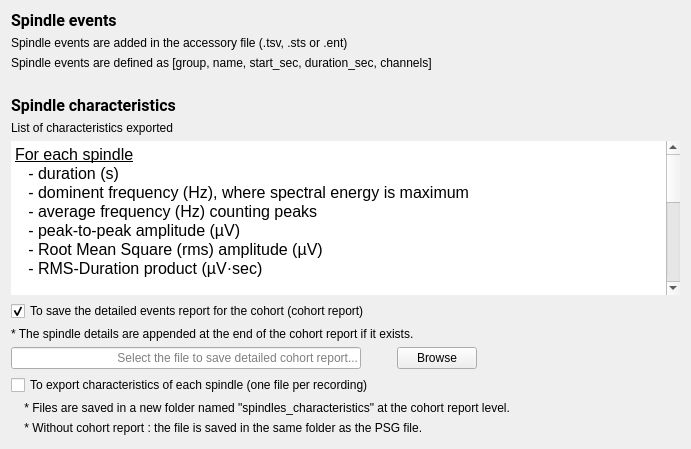
SnoozToolbox/snooz-package-ceams, file tools/CEAMSTools/SpindleDetectionMartin/OutputFilesStep/Ui_OutputFilesStep.ui: the form before one commit.
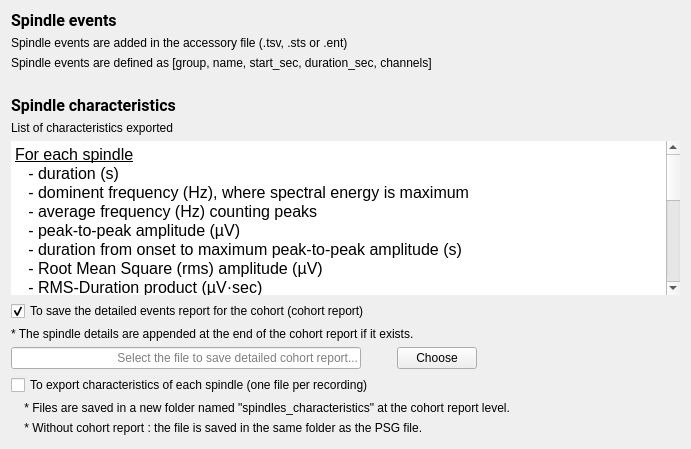
The form after the commit.

Commit message: Add peak-to-peak amplitude onset duration characteristic to spindle report.

What changed in the file:
```diff
--- a/tools/CEAMSTools/SpindleDetectionMartin/OutputFilesStep/Ui_OutputFilesStep.ui
+++ b/tools/CEAMSTools/SpindleDetectionMartin/OutputFilesStep/Ui_OutputFilesStep.ui
@@ -135,6 +135,7 @@
 &lt;p style=&quot; margin-top:0px; margin-bottom:0px; margin-left:0px; margin-right:0px; -qt-block-indent:0; text-indent:0px;&quot;&gt;   - dominent frequency (Hz), &lt;span style=&quot; color:#000000;&quot;&gt;where spectral energy is maximum&lt;/span&gt;&lt;/p&gt;
 &lt;p style=&quot; margin-top:0px; margin-bottom:0px; margin-left:0px; margin-right:0px; -qt-block-indent:0; text-indent:0px;&quot;&gt;&lt;span style=&quot; color:#000000;&quot;&gt;   - average frequency (Hz) counting peaks&lt;/span&gt;&lt;/p&gt;
 &lt;p style=&quot; margin-top:0px; margin-bottom:0px; margin-left:0px; margin-right:0px; -qt-block-indent:0; text-indent:0px;&quot;&gt;&lt;span style=&quot; color:#000000;&quot;&gt;   - peak-to-peak amplitude (µV)&lt;/span&gt;&lt;/p&gt;
+&lt;p style=&quot; margin-top:0px; margin-bottom:0px; margin-left:0px; margin-right:0px; -qt-block-indent:0; text-indent:0px;&quot;&gt;&lt;span style=&quot; color:#000000;&quot;&gt;   - duration from onset to maximum peak-to-peak amplitude (s)&lt;/span&gt;&lt;/p&gt;
 &lt;p style=&quot; margin-top:0px; margin-bottom:0px; margin-left:0px; margin-right:0px; -qt-block-indent:0; text-indent:0px;&quot;&gt;&lt;span style=&quot; color:#000000;&quot;&gt;   - Root Mean Square (rms) amplitude (µV)&lt;/span&gt;&lt;/p&gt;
 &lt;p style=&quot; margin-top:0px; margin-bottom:0px; margin-left:0px; margin-right:0px; -qt-block-indent:0; text-indent:0px;&quot;&gt;&lt;span style=&quot; color:#000000;&quot;&gt;   - RMS-Duration product (µV·sec)&lt;/span&gt;&lt;/p&gt;
 &lt;p style=&quot;-qt-paragraph-type:empty; margin-top:0px; margin-bottom:0px; margin-left:0px; margin-right:0px; -qt-block-indent:0; text-indent:0px; color:#000000;&quot;&gt;&lt;br /&gt;&lt;/p&gt;
@@ -148,7 +149,7 @@
 &lt;p style=&quot; margin-top:0px; margin-bottom:0px; margin-left:0px; margin-right:0px; -qt-block-indent:0; text-indent:0px;&quot;&gt;        - per clock hour - Start time is the sleep onset&lt;/p&gt;
 &lt;p style=&quot; margin-top:0px; margin-bottom:0px; margin-left:0px; margin-right:0px; -qt-block-indent:0; text-indent:0px;&quot;&gt;        - per hour spent in each stage - Start time is when each specific stage first begins in the timeline.&lt;/p&gt;
 &lt;p style=&quot;-qt-paragraph-type:empty; margin-top:0px; margin-bottom:0px; margin-left:0px; margin-right:0px; -qt-block-indent:0; text-indent:0px;&quot;&gt;&lt;br /&gt;&lt;/p&gt;
-&lt;p style=&quot; margin-top:0px; margin-bottom:0px; margin-left:0px; margin-right:0px; -qt-block-indent:0; text-indent:0px;&quot;&gt;&lt;span style=&quot; color:#000000;&quot;&gt;&lt;i&gt;Note: RSAI (RMS Spindle Activity Index) is the &lt;b&gt;sum&lt;/b&gt; of RMS-Duration products across all spindles. Other spindle characteristics are averaged values.&lt;/i&gt;&lt;/span&gt;&lt;/p&gt;</string>
+&lt;p style=&quot; margin-top:0px; margin-bottom:0px; margin-left:0px; margin-right:0px; -qt-block-indent:0; text-indent:0px;&quot;&gt;&lt;span style=&quot; font-style:italic; color:#000000;&quot;&gt;Note: RSAI (RMS Spindle Activity Index) is the &lt;/span&gt;&lt;span style=&quot; font-weight:700; font-style:italic; color:#000000;&quot;&gt;sum&lt;/span&gt;&lt;span style=&quot; font-style:italic; color:#000000;&quot;&gt; of RMS-Duration products across all spindles. Other spindle characteristics are averaged values.&lt;/span&gt;&lt;/p&gt;&lt;/body&gt;&lt;/html&gt;</string>
        </property>
       </widget>
      </item>
@@ -206,7 +207,7 @@
        <item>
         <widget class="QPushButton" name="pushButton_cohort">
          <property name="text">
-          <string>Browse</string>
+          <string>Choose</string>
          </property>
         </widget>
        </item>
```
Lines whose indentation alone changed are shown as unchanged. The commit also changes 7 other files.
